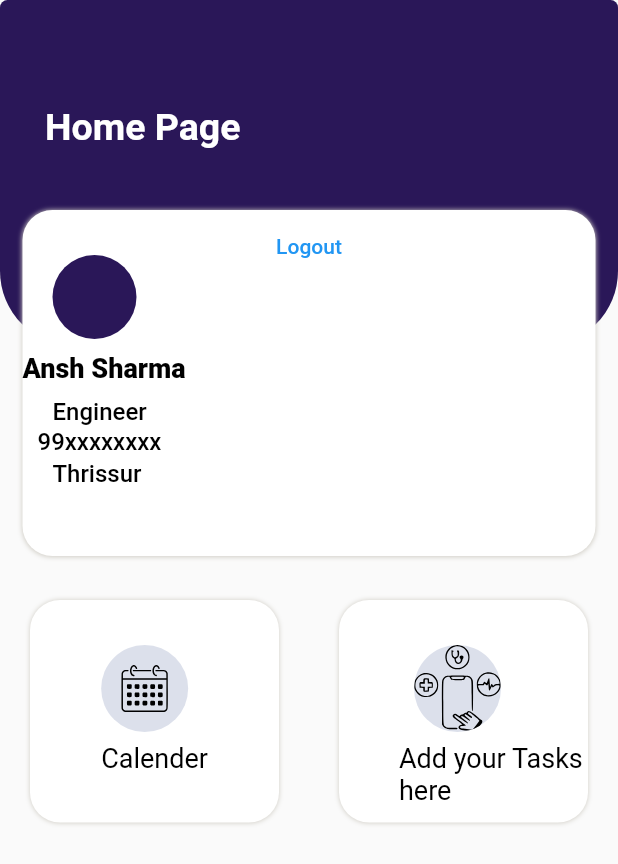
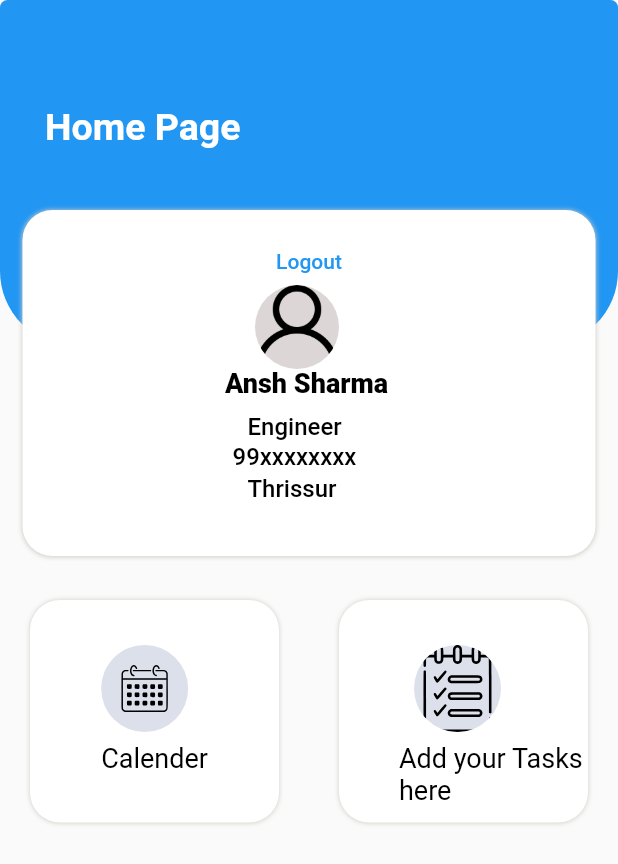
Before and after one commit to MeghaChirayathPaulson/demo-app, a Flutter app: the HomeScreen screen opened directly, on a phone screen of 412 x 824 dp. Shown: the top 864 px of the screen. Run offline on Flutter 3.47's test engine with Material 2 defaults, Android fonts, the light colour scheme and no system bars; our stand-ins replace firebase_auth, firebase_core, flutter_svg, hive, hive_flutter, syncfusion_flutter_calendar; accounts and stored records are empty.

Commit message:
Fifth commit

```diff
--- a/lib/Calendar/calendar.dart
+++ b/lib/Calendar/calendar.dart
@@ -5,6 +5,7 @@ class HomePage extends StatelessWidget {
   Widget build(BuildContext context) {
     return Scaffold(
       appBar: AppBar(
+        backgroundColor: Colors.blue,
         title: const Text('CALENDAR'),
         centerTitle: true,
       ),
--- a/lib/HomeScreen.dart
+++ b/lib/HomeScreen.dart
@@ -24,7 +24,7 @@ class HomeScreen extends StatelessWidget {
                     bottomRight: Radius.circular(50.0),
                     topLeft: Radius.circular(5.0),
                     bottomLeft: Radius.circular(50.0)),
-                color: Color(0xFF2A1758),
+                color: Colors.blue,
               ),
               padding: const EdgeInsets.fromLTRB(10, 70, 0, 0),
               child: Column(
@@ -46,6 +46,7 @@ class HomeScreen extends StatelessWidget {
               ),
             ),
             Container(
+              padding: EdgeInsets.all(10),
               margin: const EdgeInsets.fromLTRB(15, 140, 15, 0),
               height: MediaQuery.of(context).size.height * 0.28,
               width: MediaQuery.of(context).size.width * 100,
@@ -60,15 +61,16 @@ class HomeScreen extends StatelessWidget {
                   Stack(
                     children: [
                       Container(
-                        padding: const EdgeInsets.fromLTRB(20, 30, 0, 0),
+                        padding: const EdgeInsets.fromLTRB(145, 40, 0, 0),
                         child: const CircleAvatar(
                           radius: 28,
-                          backgroundColor: Color.fromARGB(255, 42, 23, 88),
-                          //backgroundImage: AssetImage('assets/de.jpeg'),
+                          backgroundColor: Color.fromARGB(255, 220, 214, 214),
+                          //backgroundImage: AssetImage(""),
+                          backgroundImage: AssetImage('assets/user.png'),
                         ),
                       ),
                       Container(
-                        padding: const EdgeInsets.fromLTRB(0, 95, 0, 0),
+                        padding: const EdgeInsets.fromLTRB(125, 95, 0, 0),
                         child: const Text(
                           "Ansh Sharma",
                           style: TextStyle(
@@ -79,7 +81,7 @@ class HomeScreen extends StatelessWidget {
                         ),
                       ),
                       Container(
-                        padding: const EdgeInsets.fromLTRB(20, 125, 0, 0),
+                        padding: const EdgeInsets.fromLTRB(140, 125, 0, 0),
                         child: const Text(
                           "Engineer",
                           style: TextStyle(
@@ -90,7 +92,7 @@ class HomeScreen extends StatelessWidget {
                         ),
                       ),
                       Container(
-                        padding: const EdgeInsets.fromLTRB(10, 145, 0, 0),
+                        padding: const EdgeInsets.fromLTRB(130, 145, 0, 0),
                         child: const Text(
                           "99xxxxxxxx",
                           style: TextStyle(
@@ -101,7 +103,7 @@ class HomeScreen extends StatelessWidget {
                         ),
                       ),
                       Container(
-                        padding: const EdgeInsets.fromLTRB(20, 166, 0, 0),
+                        padding: const EdgeInsets.fromLTRB(140, 166, 0, 0),
                         child: const Text(
                           "Thrissur",
                           style: TextStyle(
@@ -115,7 +117,9 @@ class HomeScreen extends StatelessWidget {
                         child: Center(
                             child: TextButton(
                                 onPressed: () => logOut(context),
-                                child: const Text("Logout"))),
+                                child: const Text(
+                                  "Logout",
+                                ))),
                       )
                     ],
                   ),
@@ -181,7 +185,7 @@ class HomeScreen extends StatelessWidget {
                       Navigator.push(
                           context,
                           MaterialPageRoute(
-                            builder: (_) => Start(),
+                            builder: (_) => todoApp(),
                           ));
                     },
                     child: Container(
@@ -206,7 +210,7 @@ class HomeScreen extends StatelessWidget {
                                     child: ClipRRect(
                                       borderRadius: BorderRadius.circular(50),
                                       child: SvgPicture.asset(
-                                          "assets/tracking.svg"),
+                                          "assets/to-do-list.svg"),
                                     ),
                                     backgroundColor: const Color(0xffdce0eb)),
                               ),
--- a/pubspec.yaml
+++ b/pubspec.yaml
@@ -73,6 +73,10 @@ flutter:
   assets:
     - assets/calender.svg
     - assets/tracking.svg
+    - assets/to-do-list.svg
+    - assets/account.png
+    - assets/user.png
+
   #   - images/a_dot_burr.jpeg
   #   - images/a_dot_ham.jpeg
 
```
Also changed, not shown: lib/CreateAccount.dart (+52 -51 lines), lib/LoginScreen.dart (+8 -3 lines), lib/To do/todomain.dart (+8 -8 lines), lib/main.dart (+8 -0 lines), assets/account.png (added), assets/to-do-list.svg (added), assets/user.png (added).
